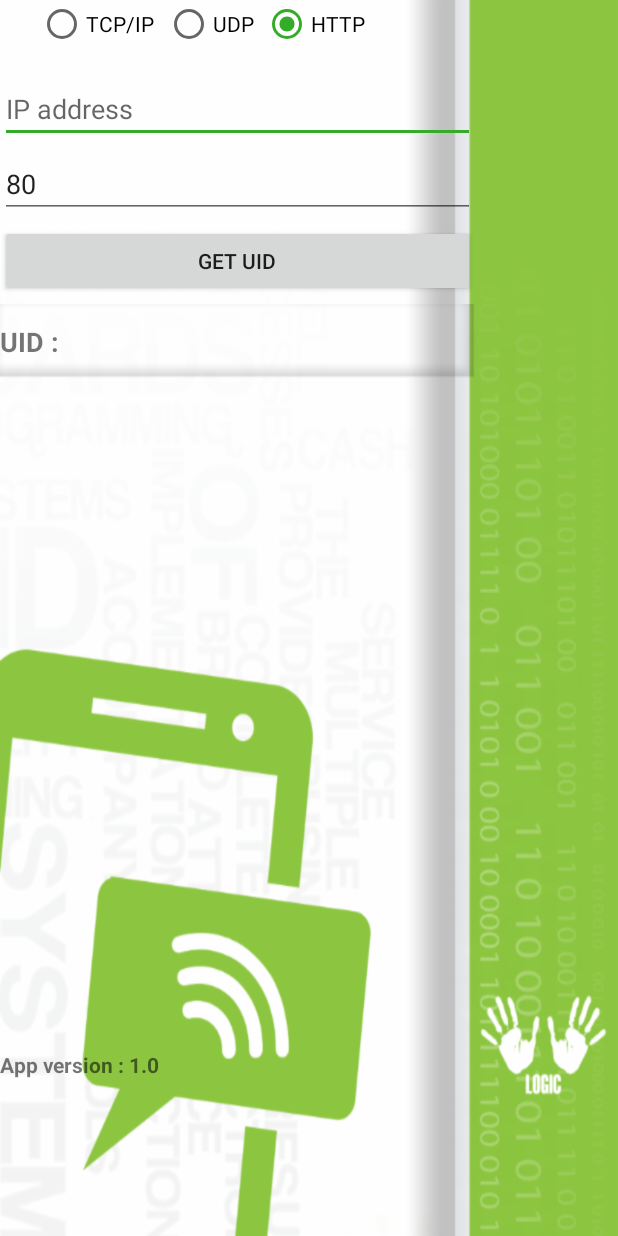
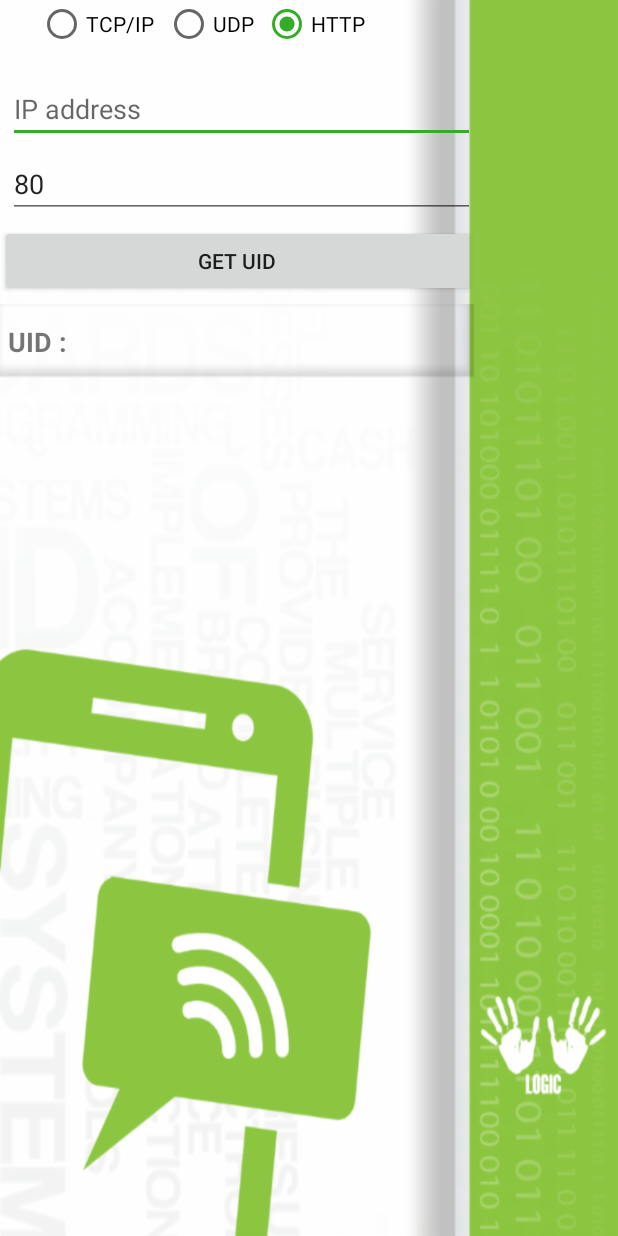
Before and after one commit to nfc-rfid-reader-sdk/ufr_online-examples-android, an Android app: the screen it shows after launch (MainActivity), on a phone screen of 412 x 824 dp. Run offline under Robolectric (Android 15) with nearby library versions, the light colour scheme and no system bars.

Commit message:
Margins fixed

```diff
--- a/app/src/main/java/com/example/ufronlinenfcreaderexample/MainActivity.java
+++ b/app/src/main/java/com/example/ufronlinenfcreaderexample/MainActivity.java
@@ -66,9 +66,6 @@ public class MainActivity extends AppCompatActivity {
     protected void onCreate(Bundle savedInstanceState) {
         super.onCreate(savedInstanceState);
         setContentView(R.layout.activity_main);
-
-        TextView ApplicationVersion = findViewById(R.id.appVersion);
-        ApplicationVersion.setText("App version : " + APP_VERSION);
 
         SharedPreferences prefs = getSharedPreferences(MY_PREFS_NAME, MODE_PRIVATE);
         String nserver_address = prefs.getString("server", null);
--- a/app/src/main/res/layout/activity_main.xml
+++ b/app/src/main/res/layout/activity_main.xml
@@ -12,6 +12,7 @@
         android:id="@+id/serverText"
         android:layout_width="match_parent"
         android:layout_height="wrap_content"
+        android:layout_marginLeft="5dp"
         android:layout_marginTop="50dp"
         android:layout_marginRight="95dp"
         android:autofillHints=""
@@ -41,7 +42,9 @@
         android:id="@+id/textView22"
         android:layout_width="wrap_content"
         android:layout_height="wrap_content"
+        android:layout_marginLeft="5dp"
         android:layout_marginTop="215dp"
+        android:layout_marginRight="0dp"
         android:text="UID :"
         android:textSize="18sp"
         android:textStyle="bold" />
@@ -50,6 +53,7 @@
         android:id="@+id/portText"
         android:layout_width="match_parent"
         android:layout_height="wrap_content"
+        android:layout_marginLeft="5dp"
         android:layout_marginTop="100dp"
         android:layout_marginRight="95dp"
         android:ems="10"
@@ -85,17 +89,9 @@
         android:id="@+id/textView2"
         android:layout_width="wrap_content"
         android:layout_height="wrap_content"
-        android:layout_marginLeft="45dp"
+        android:layout_marginLeft="50dp"
         android:layout_marginTop="215dp"
         android:textSize="18sp"
         android:textStyle="bold" />
 
-    <TextView
-        android:id="@+id/appVersion"
-        android:layout_width="wrap_content"
-        android:layout_height="wrap_content"
-        android:layout_marginTop="700dp"
-        android:text="App version : "
-        android:textStyle="bold" />
-
 </RelativeLayout>
```
Also changed, not shown: 1 other file.
